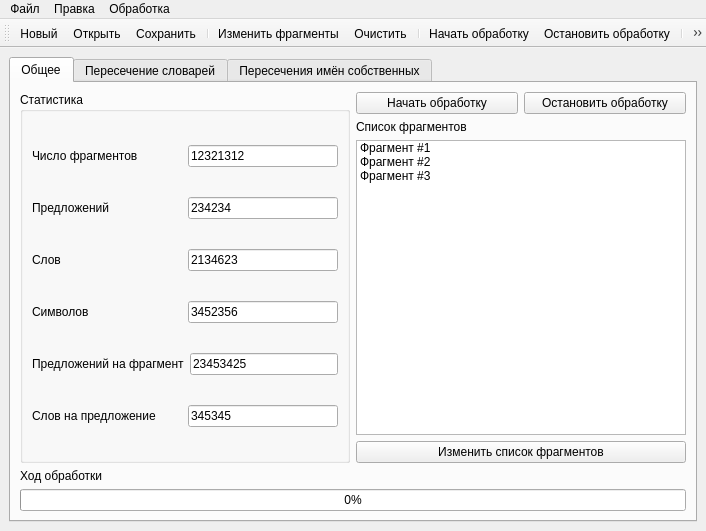
Before: the Qt Designer form ui/resultswindow.ui in moevm/nosql1h19-text-graph, drawn with Qt 5.
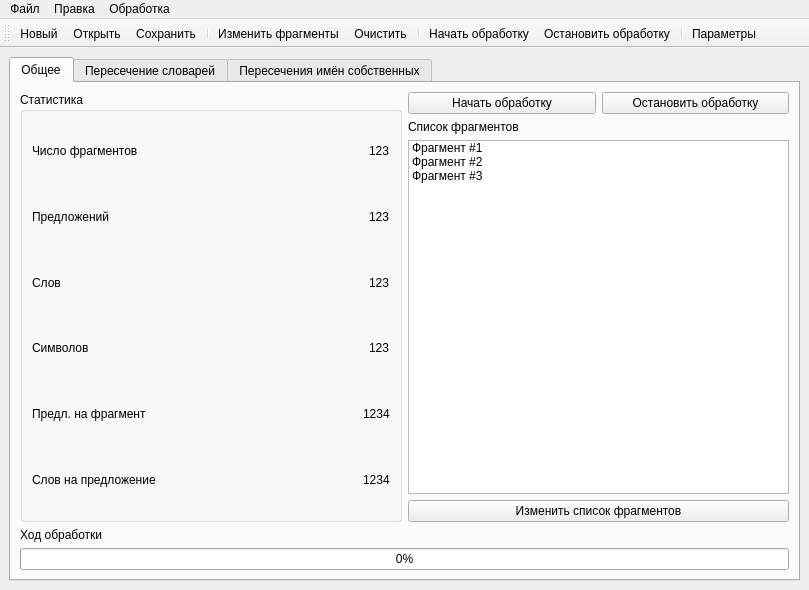
After: the same form once the commit is applied. Icons and pictures are not drawn.

Commit message: UI Sketch SVG & QLabel 4 numbers

```diff
--- a/ui/resultswindow.ui
+++ b/ui/resultswindow.ui
@@ -6,13 +6,20 @@
    <rect>
     <x>0</x>
     <y>0</y>
-    <width>706</width>
-    <height>531</height>
+    <width>809</width>
+    <height>590</height>
    </rect>
   </property>
   <property name="windowTitle">
    <string>Text Graph</string>
   </property>
+  <property name="styleSheet">
+   <string notr="true">QLabel[objectName*=&quot;Number&quot;]{
+	font-size: 12pt;
+	font-family: Consolas;
+	font-style: italic;
+}</string>
+  </property>
   <property name="unifiedTitleAndToolBarOnMac">
    <bool>false</bool>
   </property>
@@ -37,7 +44,7 @@
             </property>
             <layout class="QVBoxLayout" name="verticalLayout_2">
              <item>
-              <layout class="QHBoxLayout" name="horizontalLayout" stretch="1,1">
+              <layout class="QHBoxLayout" name="horizontalLayout" stretch="1,0">
                <item>
                 <widget class="QLabel" name="label">
                  <property name="text">
@@ -46,19 +53,19 @@
                 </widget>
                </item>
                <item>
-                <widget class="QLineEdit" name="numberOfFragmentsEdit">
+                <widget class="QLabel" name="fragmentsNumberLabel">
+                 <property name="accessibleName">
+                  <string>NumberLabel</string>
+                 </property>
                  <property name="text">
-                  <string>12321312</string>
-                 </property>
-                 <property name="readOnly">
-                  <bool>true</bool>
+                  <string>123</string>
                  </property>
                 </widget>
                </item>
               </layout>
              </item>
              <item>
-              <layout class="QHBoxLayout" name="horizontalLayout_2" stretch="1,1">
+              <layout class="QHBoxLayout" name="horizontalLayout_2" stretch="1,0">
                <item>
                 <widget class="QLabel" name="label_2">
                  <property name="text">
@@ -67,19 +74,19 @@
                 </widget>
                </item>
                <item>
-                <widget class="QLineEdit" name="sentencesNumberEdit">
+                <widget class="QLabel" name="sentencesNumberLabel">
+                 <property name="accessibleName">
+                  <string>NumberLabel</string>
+                 </property>
                  <property name="text">
-                  <string>234234</string>
-                 </property>
-                 <property name="readOnly">
-                  <bool>true</bool>
+                  <string>123</string>
                  </property>
                 </widget>
                </item>
               </layout>
              </item>
              <item>
-              <layout class="QHBoxLayout" name="horizontalLayout_3" stretch="1,1">
+              <layout class="QHBoxLayout" name="horizontalLayout_3" stretch="1,0">
                <item>
                 <widget class="QLabel" name="label_3">
                  <property name="text">
@@ -88,19 +95,19 @@
                 </widget>
                </item>
                <item>
-                <widget class="QLineEdit" name="wordsNumberEdit">
+                <widget class="QLabel" name="wordsNumberLabel">
+                 <property name="accessibleName">
+                  <string>NumberLabel</string>
+                 </property>
                  <property name="text">
-                  <string>2134623</string>
-                 </property>
-                 <property name="readOnly">
-                  <bool>true</bool>
+                  <string>123</string>
                  </property>
                 </widget>
                </item>
               </layout>
              </item>
              <item>
-              <layout class="QHBoxLayout" name="horizontalLayout_4" stretch="1,1">
+              <layout class="QHBoxLayout" name="horizontalLayout_4" stretch="1,0">
                <item>
                 <widget class="QLabel" name="label_4">
                  <property name="text">
@@ -109,40 +116,40 @@
                 </widget>
                </item>
                <item>
-                <widget class="QLineEdit" name="symbolsNumberEdit">
+                <widget class="QLabel" name="symbolsNumberLabel">
+                 <property name="accessibleName">
+                  <string>NumberLabel</string>
+                 </property>
                  <property name="text">
-                  <string>3452356</string>
-                 </property>
-                 <property name="readOnly">
-                  <bool>true</bool>
+                  <string>123</string>
                  </property>
                 </widget>
                </item>
               </layout>
              </item>
              <item>
-              <layout class="QHBoxLayout" name="horizontalLayout_5" stretch="1,1">
+              <layout class="QHBoxLayout" name="horizontalLayout_5" stretch="1,0">
                <item>
                 <widget class="QLabel" name="label_5">
                  <property name="text">
-                  <string>Предложений на фрагмент</string>
+                  <string>Предл. на фрагмент</string>
                  </property>
                 </widget>
                </item>
                <item>
-                <widget class="QLineEdit" name="sentencesPerFragmentEdit">
+                <widget class="QLabel" name="sentencesPerFragmentNumberLabel">
+                 <property name="accessibleName">
+                  <string>NumberLabel</string>
+                 </property>
                  <property name="text">
-                  <string>23453425</string>
-                 </property>
-                 <property name="readOnly">
-                  <bool>true</bool>
+                  <string>1234</string>
                  </property>
                 </widget>
                </item>
               </layout>
              </item>
              <item>
-              <layout class="QHBoxLayout" name="horizontalLayout_6" stretch="1,1">
+              <layout class="QHBoxLayout" name="horizontalLayout_6" stretch="1,0">
                <item>
                 <widget class="QLabel" name="label_6">
                  <property name="text">
@@ -151,12 +158,12 @@
                 </widget>
                </item>
                <item>
-                <widget class="QLineEdit" name="wordsPerSentenceEdit">
-                 <property name="text">
-                  <string>345345</string>
+                <widget class="QLabel" name="wordsPerSentenceNumberLabel">
+                 <property name="accessibleName">
+                  <string>NumberLabel</string>
                  </property>
-                 <property name="readOnly">
-                  <bool>true</bool>
+                 <property name="text">
+                  <string>1234</string>
                  </property>
                 </widget>
                </item>
@@ -945,8 +952,8 @@
     <rect>
      <x>0</x>
      <y>0</y>
-     <width>706</width>
-     <height>25</height>
+     <width>809</width>
+     <height>31</height>
     </rect>
    </property>
    <widget class="QMenu" name="menu">
```
Left out of the diff: 4 changed lines with no effect on the pictures. The commit also changes 4 other files.
